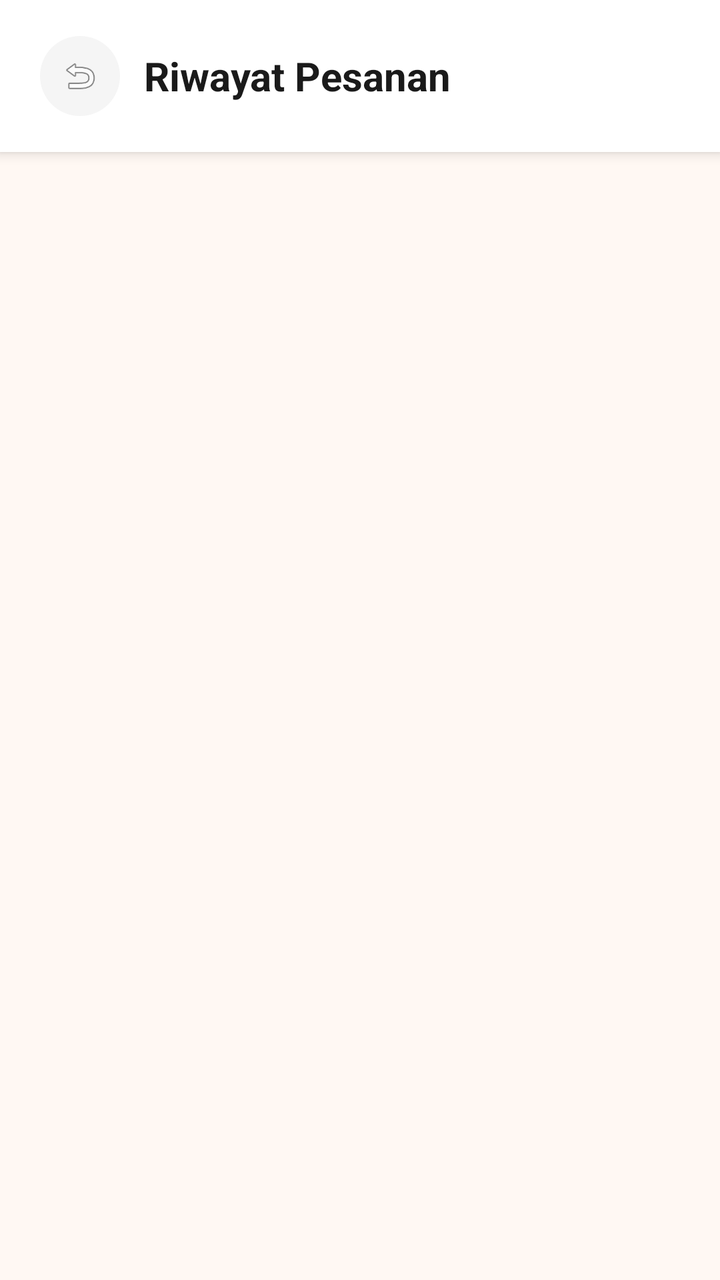
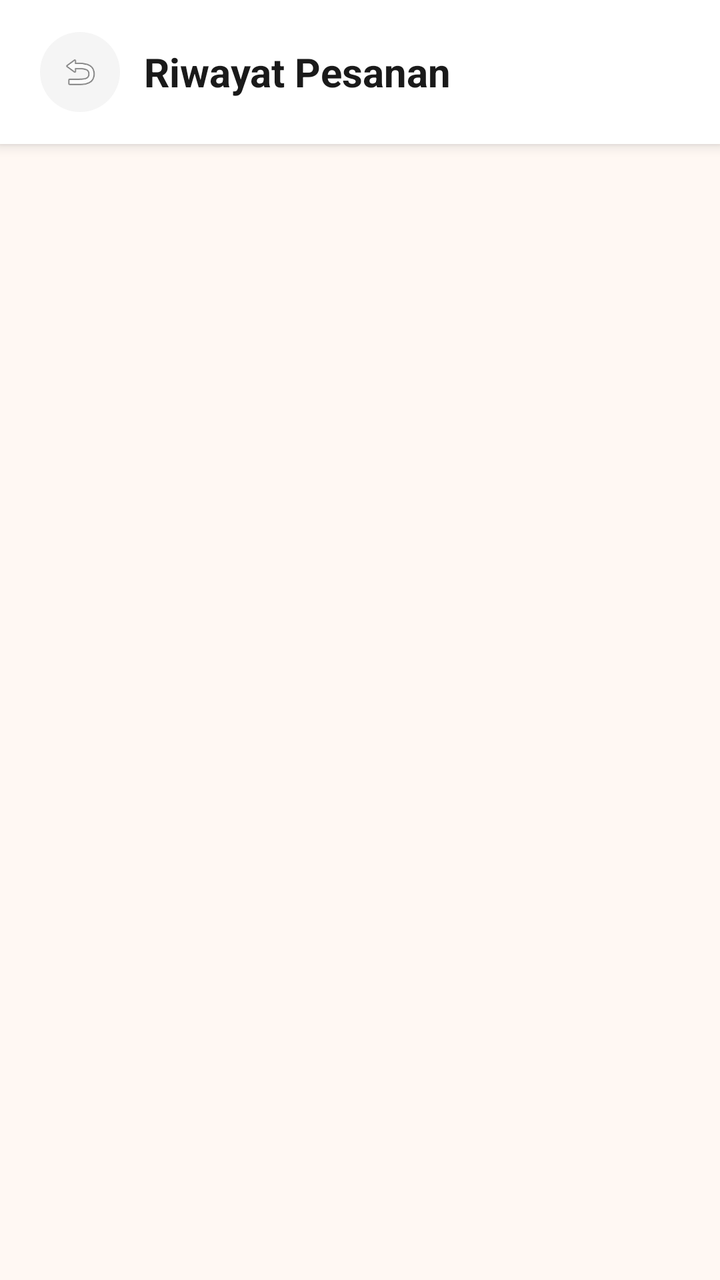

The first picture is an Android layout as it rendered before a commit; the second is the same layout after the commit. The layout source and the unified diff follow.
<!-- AndroidManifest.xml: application theme Theme.KueWeh -->
<!-- res/layout/activity_riwayat_pesanan.xml -->
<?xml version="1.0" encoding="utf-8"?>
<androidx.constraintlayout.widget.ConstraintLayout
    xmlns:android="http://schemas.android.com/apk/res/android"
    xmlns:app="http://schemas.android.com/apk/res-auto"
    android:layout_width="match_parent"
    android:layout_height="match_parent"
    android:background="#FFF8F3"
    android:fitsSystemWindows="true">

    
    <LinearLayout
        android:id="@+id/headerRiwayat"
        android:layout_width="0dp"
        android:layout_height="wrap_content"
        android:background="#FFFFFF"
        android:elevation="4dp"
        android:gravity="center_vertical"
        android:orientation="horizontal"
        android:paddingHorizontal="20dp"
        android:paddingVertical="18dp"
        app:layout_constraintTop_toTopOf="parent"
        app:layout_constraintStart_toStartOf="parent"
        app:layout_constraintEnd_toEndOf="parent">

        
        <ImageView
            android:id="@+id/btnBackRiwayat"
            android:layout_width="40dp"
            android:layout_height="40dp"
            android:background="@drawable/bg_icon_circle_gray"
            android:padding="10dp"
            android:src="@android:drawable/ic_menu_revert"/>

        <TextView
            android:layout_width="0dp"
            android:layout_height="wrap_content"
            android:layout_weight="1"
            android:layout_marginStart="12dp"
            android:text="Riwayat Pesanan"
            android:textColor="#1A1A1A"
            android:textSize="20sp"
            android:textStyle="bold"/>
    </LinearLayout>

    
    <androidx.recyclerview.widget.RecyclerView
        android:id="@+id/rvRiwayatPesanan"
        android:layout_width="0dp"
        android:layout_height="0dp"
        android:clipToPadding="false"
        android:paddingHorizontal="16dp"
        android:paddingTop="8dp"
        android:paddingBottom="24dp"
        android:visibility="gone"
        app:layout_constraintTop_toBottomOf="@id/headerRiwayat"
        app:layout_constraintBottom_toBottomOf="parent"
        app:layout_constraintStart_toStartOf="parent"
        app:layout_constraintEnd_toEndOf="parent"/>

    
    <LinearLayout
        android:id="@+id/tvRiwayatKosong"
        android:layout_width="0dp"
        android:layout_height="0dp"
        android:orientation="vertical"
        android:gravity="center"
        android:paddingHorizontal="40dp"
        android:visibility="gone"
        app:layout_constraintTop_toBottomOf="@id/headerRiwayat"
        app:layout_constraintBottom_toBottomOf="parent"
        app:layout_constraintStart_toStartOf="parent"
        app:layout_constraintEnd_toEndOf="parent">

        <TextView
            android:layout_width="wrap_content"
            android:layout_height="wrap_content"
            android:text="📋"
            android:textSize="64sp"/>

        <TextView
            android:layout_width="wrap_content"
            android:layout_height="wrap_content"
            android:layout_marginTop="16dp"
            android:text="Belum Ada Pesanan"
            android:textColor="#1A1A1A"
            android:textSize="20sp"
            android:textStyle="bold"
            android:gravity="center"/>

        <TextView
            android:layout_width="wrap_content"
            android:layout_height="wrap_content"
            android:layout_marginTop="8dp"
            android:text="Riwayat pesanan kamu akan\nmuncul di sini setelah checkout"
            android:textColor="#BDBDBD"
            android:textSize="14sp"
            android:gravity="center"
            android:lineSpacingExtra="4dp"/>
    </LinearLayout>

</androidx.constraintlayout.widget.ConstraintLayout>
<!-- resources referenced by this layout -->
<resources>
  <!-- drawable bg_icon_circle_gray (drawable) -->
  <?xml version="1.0" encoding="utf-8"?>
  <shape xmlns:android="http://schemas.android.com/apk/res/android"
      android:shape="oval">
      <solid android:color="#F5F5F5"/>
  </shape>
  <style name="Theme.KueWeh" parent="Theme.MaterialComponents.Light.NoActionBar">
          <item name="android:statusBarColor">@android:color/transparent</item>
  
          <item name="android:windowLightStatusBar">true</item>
      </style>
</resources>

<!-- the commit's change to res/layout/activity_riwayat_pesanan.xml (unified diff, before → after) -->
@@ -7,7 +7,6 @@
     android:background="#FFF8F3"
     android:fitsSystemWindows="true">
 
-    
     <LinearLayout
         android:id="@+id/headerRiwayat"
         android:layout_width="0dp"
@@ -17,12 +16,12 @@
         android:gravity="center_vertical"
         android:orientation="horizontal"
         android:paddingHorizontal="20dp"
-        android:paddingVertical="18dp"
+        android:paddingTop="16dp"
+        android:paddingBottom="16dp"
         app:layout_constraintTop_toTopOf="parent"
         app:layout_constraintStart_toStartOf="parent"
         app:layout_constraintEnd_toEndOf="parent">
 
-        
         <ImageView
             android:id="@+id/btnBackRiwayat"
             android:layout_width="40dp"
@@ -42,13 +41,11 @@
             android:textStyle="bold"/>
     </LinearLayout>
 
-    
     <androidx.recyclerview.widget.RecyclerView
         android:id="@+id/rvRiwayatPesanan"
         android:layout_width="0dp"
         android:layout_height="0dp"
         android:clipToPadding="false"
-        android:paddingHorizontal="16dp"
         android:paddingTop="8dp"
         android:paddingBottom="24dp"
         android:visibility="gone"
@@ -57,7 +54,6 @@
         app:layout_constraintStart_toStartOf="parent"
         app:layout_constraintEnd_toEndOf="parent"/>
 
-    
     <LinearLayout
         android:id="@+id/tvRiwayatKosong"
         android:layout_width="0dp"
